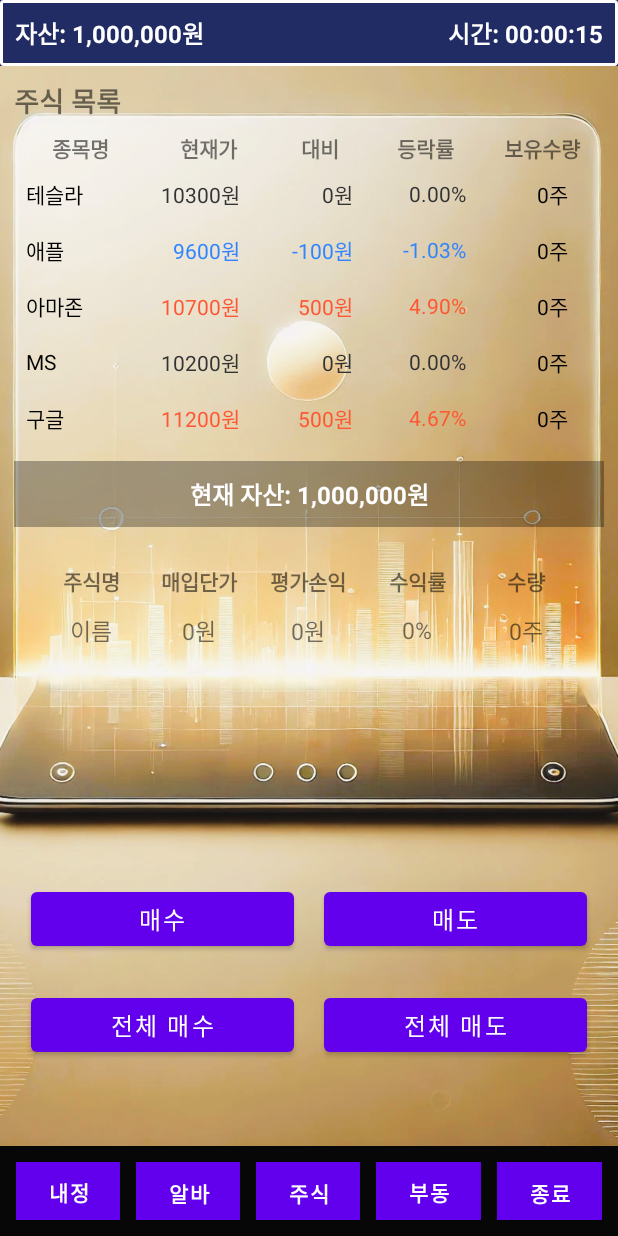
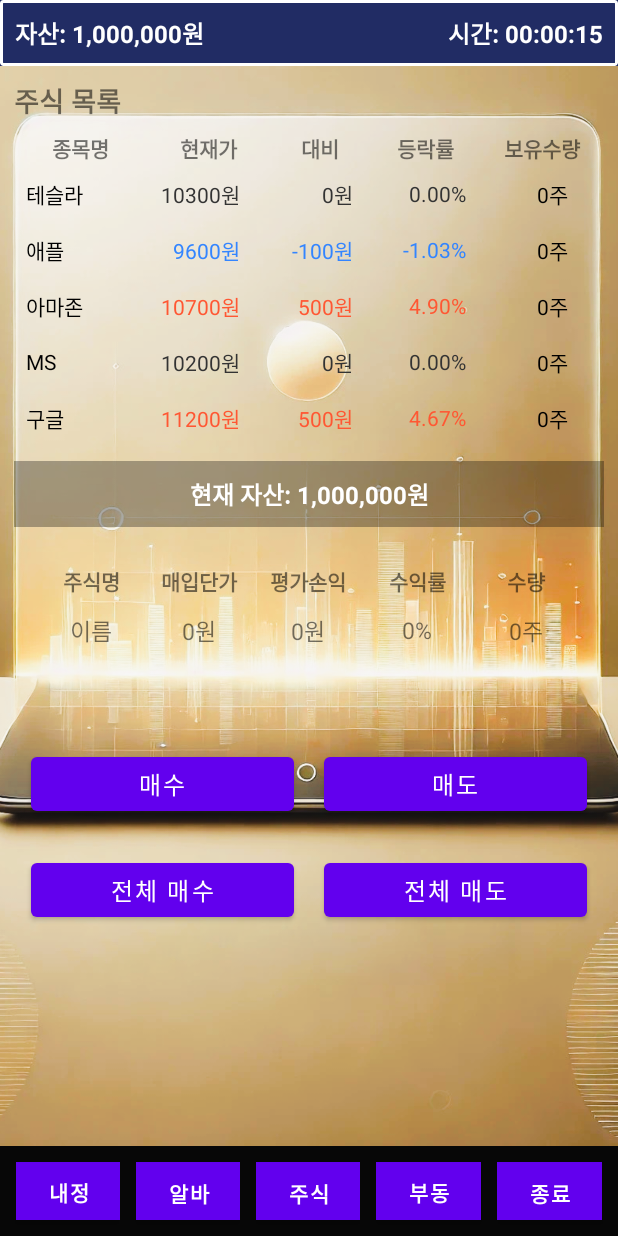
Before and after one commit to limsemin1234/project20, an Android app: the fragment StockFragment placed in its activity, on a phone screen of 412 x 824 dp. Run offline under Robolectric (Android 15) with nearby library versions, the phone set to English and light mode, and no system bars.

```diff
--- a/app/src/main/res/layout/fragment_stock.xml
+++ b/app/src/main/res/layout/fragment_stock.xml
@@ -101,7 +101,7 @@
         android:orientation="vertical"
         android:gravity="center_vertical"
         android:padding="10dp"
-        android:layout_marginBottom="130dp">
+        android:layout_marginBottom="40dp">
 
         <!-- 첫 번째 행: 각 항목의 제목 -->
         <LinearLayout
--- a/app/src/main/res/values-night/themes.xml
+++ b/app/src/main/res/values-night/themes.xml
@@ -1,7 +1,9 @@
 <resources xmlns:tools="http://schemas.android.com/tools">
-    <!-- Base application theme. -->
-    <style name="Base.Theme.P20" parent="Theme.Material3.DayNight.NoActionBar">
-        <!-- Customize your dark theme here. -->
-        <!-- <item name="colorPrimary">@color/my_dark_primary</item> -->
+    <style name="Theme.P20" parent="Theme.MaterialComponents.DayNight.NoActionBar">
+        <item name="colorPrimary">@color/purple_700</item>
+        <item name="colorSecondary">@color/teal_200</item>
+        <item name="colorOnPrimary">@color/white</item>
+        <item name="colorOnSecondary">@color/black</item>
+        <item name="android:statusBarColor" tools:targetApi="l">@color/purple_700</item>
     </style>
 </resources>
--- a/app/src/main/res/values/colors.xml
+++ b/app/src/main/res/values/colors.xml
@@ -11,6 +11,4 @@
     <color name="purple_500">#6200EE</color>
     <color name="purple_700">#3700B3</color>
     <color name="teal_200">#03DAC5</color>
-
-
 </resources>
--- a/app/src/main/res/values/themes.xml
+++ b/app/src/main/res/values/themes.xml
@@ -1,8 +1,9 @@
 <resources xmlns:tools="http://schemas.android.com/tools">
-    <!-- Base application theme -->
     <style name="Theme.P20" parent="Theme.MaterialComponents.DayNight.NoActionBar">
-        <!-- 원하는 색상, 스타일 여기에 추가 -->
         <item name="colorPrimary">@color/purple_500</item>
         <item name="colorSecondary">@color/teal_200</item>
+        <item name="colorOnPrimary">@color/white</item>
+        <item name="colorOnSecondary">@color/black</item>
+        <item name="android:statusBarColor" tools:targetApi="l">@color/purple_500</item>
     </style>
 </resources>
```
